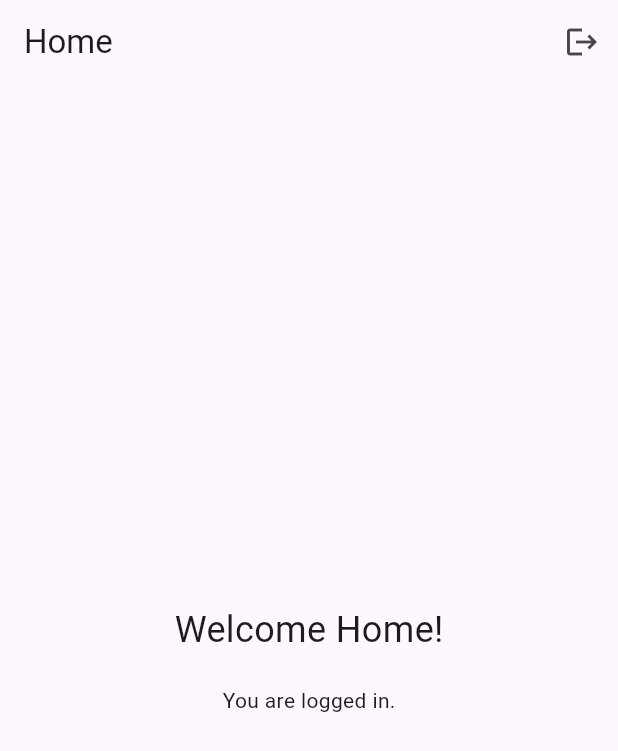
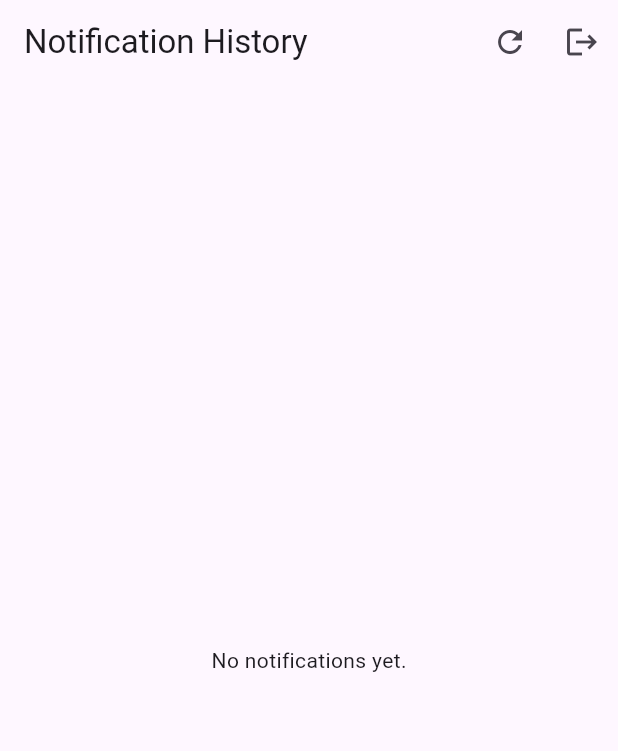
Before and after one commit to richardmijo/flutter_sqflite_2526_s9, a Flutter app: the HomePage screen opened by its route, on a phone screen of 412 x 824 dp. Shown: the top 751 px of the screen. Run offline on Flutter 3.47's test engine with Material 3 defaults, Android fonts, the phone set to English and light mode, and no system bars; our stand-ins replace dartz, equatable, firebase_core, firebase_messaging, go_router, shared_preferences and 1 more; accounts and stored records are empty.

Commit message:
sqflite implementado

```diff
--- a/lib/core/constants/constants.dart
+++ b/lib/core/constants/constants.dart
@@ -1,7 +1,7 @@
 class AppConstants {
   // Use 10.0.2.2 for Android emulator to access localhost
   // Use your machine's IP address for physical devices, e.g., 'http://192.168.1.10:3000'
-  static const String baseUrl = 'http://192.168.1.3:3000/api';
+  static const String baseUrl = 'http://192.168.68.105:3000/api';
 
   static const String loginEndpoint = '$baseUrl/auth/login';
   static const String updateTokenEndpoint = '$baseUrl/notifications/token';
--- /dev/null
+++ b/lib/core/database/database_helper.dart
@@ -0,0 +1,57 @@
+import 'package:path/path.dart';
+import 'package:sqflite/sqflite.dart';
+import '../../features/notifications/data/models/notification_model.dart';
+
+class DatabaseHelper {
+  static final DatabaseHelper _instance = DatabaseHelper._internal();
+  static Database? _database;
+
+  factory DatabaseHelper() => _instance;
+
+  DatabaseHelper._internal();
+
+  Future<Database> get database async {
+    if (_database != null) return _database!;
+    _database = await _initDB();
+    return _database!;
+  }
+
+  Future<Database> _initDB() async {
+    String path = join(await getDatabasesPath(), 'notifications.db');
+    return await openDatabase(path, version: 1, onCreate: _onCreate);
+  }
+
+  Future<void> _onCreate(Database db, int version) async {
+    await db.execute('''
+      CREATE TABLE notifications(
+        id INTEGER PRIMARY KEY AUTOINCREMENT,
+        title TEXT,
+        body TEXT,
+        date TEXT
+      )
+    ''');
+  }
+
+  // CRUD Operations
+
+  Future<int> insertNotification(NotificationModel notification) async {
+    final db = await database;
+    return await db.insert('notifications', notification.toMap());
+  }
+
+  Future<List<NotificationModel>> getNotifications() async {
+    final db = await database;
+    final List<Map<String, dynamic>> maps = await db.query(
+      'notifications',
+      orderBy: 'date DESC',
+    );
+    return List.generate(maps.length, (i) {
+      return NotificationModel.fromMap(maps[i]);
+    });
+  }
+
+  Future<int> deleteNotification(int id) async {
+    final db = await database;
+    return await db.delete('notifications', where: 'id = ?', whereArgs: [id]);
+  }
+}
--- a/lib/features/home/presentation/pages/home_page.dart
+++ b/lib/features/home/presentation/pages/home_page.dart
@@ -1,35 +1,94 @@
 import 'package:flutter/material.dart';
+import 'package:flutter_sqflite_2526_s9/core/database/database_helper.dart';
+import 'package:flutter_sqflite_2526_s9/features/notifications/data/models/notification_model.dart';
 import 'package:provider/provider.dart';
 
 import '../../../auth/presentation/providers/auth_provider.dart';
 
-class HomePage extends StatelessWidget {
+class HomePage extends StatefulWidget {
   const HomePage({super.key});
+
+  @override
+  State<HomePage> createState() => _HomePageState();
+}
+
+class _HomePageState extends State<HomePage> {
+  // Use a Future builder or convert this to a Consumer if we used a Provider for Notifications
+  // For simplicity, we'll use setState and load data manually.
+
+  // Actually, standard setState approach is fine for this demo.
+  // Better yet, let's use a simple FutureBuilder.
 
   @override
   Widget build(BuildContext context) {
     return Scaffold(
       appBar: AppBar(
-        title: const Text('Home'),
+        title: const Text('Notification History'),
         actions: [
+          IconButton(
+            icon: const Icon(Icons.refresh),
+            onPressed: () {
+              setState(() {});
+            },
+          ),
           IconButton(
             icon: const Icon(Icons.logout),
             onPressed: () {
               context.read<AuthProvider>().logout();
-              // context.go('/'); // Optional: redirect handles this automatically
             },
           ),
         ],
       ),
-      body: Center(
-        child: Column(
-          mainAxisAlignment: MainAxisAlignment.center,
-          children: const [
-            Text('Welcome Home!', style: TextStyle(fontSize: 24)),
-            SizedBox(height: 20),
-            Text('You are logged in.'),
-          ],
-        ),
+      body: FutureBuilder(
+        future: DatabaseHelper().getNotifications(),
+        builder: (context, snapshot) {
+          if (snapshot.connectionState == ConnectionState.waiting) {
+            return const Center(child: CircularProgressIndicator());
+          }
+
+          if (snapshot.hasError) {
+            return Center(child: Text('Error: ${snapshot.error}'));
+          }
+
+          final notifications = snapshot.data as List<NotificationModel>;
+
+          if (notifications.isEmpty) {
+            return const Center(child: Text('No notifications yet.'));
+          }
+
+          return ListView.builder(
+            itemCount: notifications.length,
+            itemBuilder: (context, index) {
+              final notification = notifications[index];
+              return Dismissible(
+                key: Key(notification.id.toString()),
+                background: Container(
+                  color: Colors.red,
+                  child: const Icon(Icons.delete, color: Colors.white),
+                ),
+                onDismissed: (direction) async {
+                  if (notification.id != null) {
+                    await DatabaseHelper().deleteNotification(notification.id!);
+                    ScaffoldMessenger.of(context).showSnackBar(
+                      const SnackBar(content: Text('Notification deleted')),
+                    );
+                  }
+                },
+                child: ListTile(
+                  title: Text(notification.title),
+                  subtitle: Text(notification.body),
+                  trailing: Text(
+                    notification.date.split('T').first +
+                        '\n' +
+                        notification.date.split('T').last.split('.').first,
+                    textAlign: TextAlign.right,
+                    style: const TextStyle(fontSize: 10),
+                  ),
+                ),
+              );
+            },
+          );
+        },
       ),
     );
   }
--- /dev/null
+++ b/lib/features/notifications/data/models/notification_model.dart
@@ -0,0 +1,26 @@
+class NotificationModel {
+  final int? id;
+  final String title;
+  final String body;
+  final String date;
+
+  NotificationModel({
+    this.id,
+    required this.title,
+    required this.body,
+    required this.date,
+  });
+
+  Map<String, dynamic> toMap() {
+    return {'id': id, 'title': title, 'body': body, 'date': date};
+  }
+
+  factory NotificationModel.fromMap(Map<String, dynamic> map) {
+    return NotificationModel(
+      id: map['id'],
+      title: map['title'],
+      body: map['body'],
+      date: map['date'],
+    );
+  }
+}
--- a/pubspec.yaml
+++ b/pubspec.yaml
@@ -42,6 +42,8 @@ dependencies:
   equatable: ^2.0.7
   dartz: ^0.10.1
   go_router: ^17.0.1
+  sqflite: ^2.4.2
+  path: ^1.9.1
 
 dev_dependencies:
   flutter_test:
```
Also changed, not shown: lib/features/notifications/presentation/manager/notification_manager.dart (+26 -1 lines), pubspec.lock, 1 other file.
